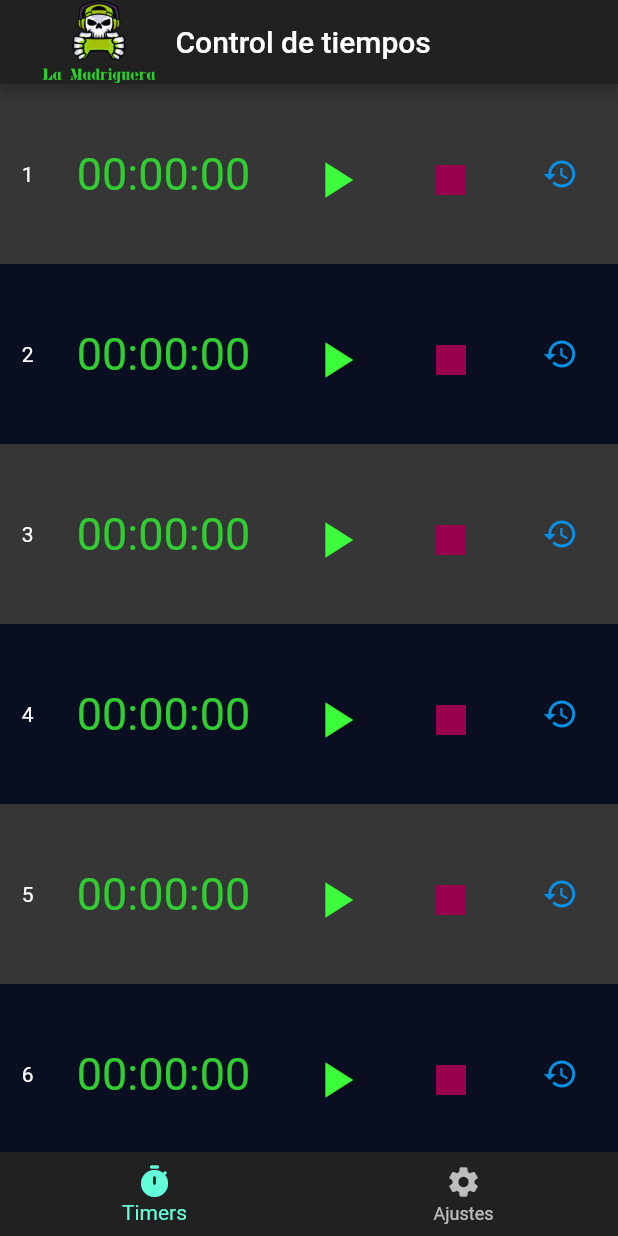
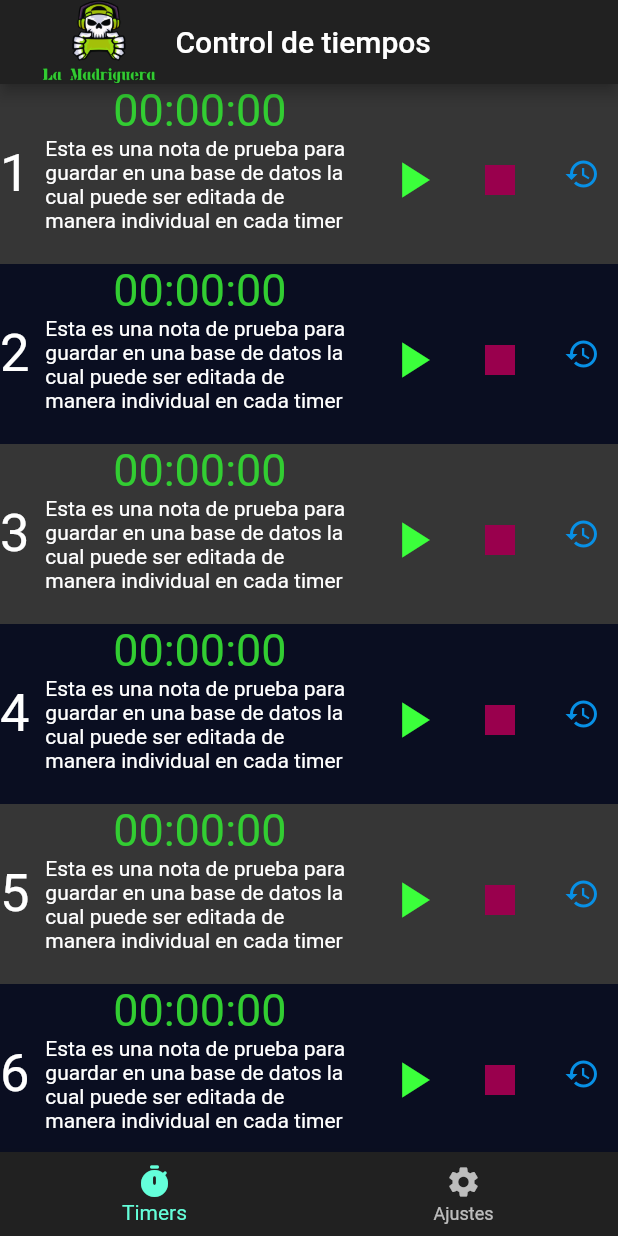
Before and after one commit to angelcruzalv/lamadrigueratimer, a Flutter app: the screen it shows after launch, on a phone screen of 412 x 824 dp. Run offline on Flutter 3.47's test engine with Material 2 defaults, Android fonts, the phone set to English and light mode, and no system bars.

Commit message:
order code

```diff
--- a/lib/widgets/timer_tiles.dart
+++ b/lib/widgets/timer_tiles.dart
@@ -53,14 +53,26 @@ class _TimerTilesState extends State<TimerTiles> {
 
   @override
   Widget build(BuildContext context) {
-    return Row(
-      mainAxisAlignment: MainAxisAlignment.spaceAround,
+    double _width = MediaQuery.of(context).size.width * 0.5;
+    return   Container(
+     // padding: EdgeInsets.all(16),
+      child: Row(
+           mainAxisAlignment: MainAxisAlignment.spaceBetween,
           children: [
             Text((widget.index)
-            .toString()), //pass index parameter from the stateful widget
+                .toString(), style: TextStyle(fontSize: 35),), //pass index parameter from the stateful widget
+            Container(
+              width: _width,
+              child: Column(
+                children: [
                   Text(
                     "$hoursStr:$minutesStr:$secondsStr",
                     style: TextStyle(color: Color(0xFF32CD32), fontSize: 30),
+                  ),
+                  Text(
+                      'Esta es una nota de prueba para guardar en una base de datos la cual puede ser editada de manera individual en cada timer'),
+                ],
+              ),
             ),
             IconButton(
                 icon: Icon(
@@ -76,8 +88,10 @@ class _TimerTilesState extends State<TimerTiles> {
                           .floor()
                           .toString()
                           .padLeft(2, '0');
-                  minutesStr =
-                      ((newTick / 60) % 60).floor().toString().padLeft(2, '0');
+                      minutesStr = ((newTick / 60) % 60)
+                          .floor()
+                          .toString()
+                          .padLeft(2, '0');
                       secondsStr =
                           (newTick % 60).floor().toString().padLeft(2, '0');
                     });
@@ -107,6 +121,8 @@ class _TimerTilesState extends State<TimerTiles> {
                   });
                 })
           ],
+
+      ),
     );
   }
 }
```
Also changed, not shown: pubspec.lock. Lines whose indentation alone changed are shown as unchanged.
